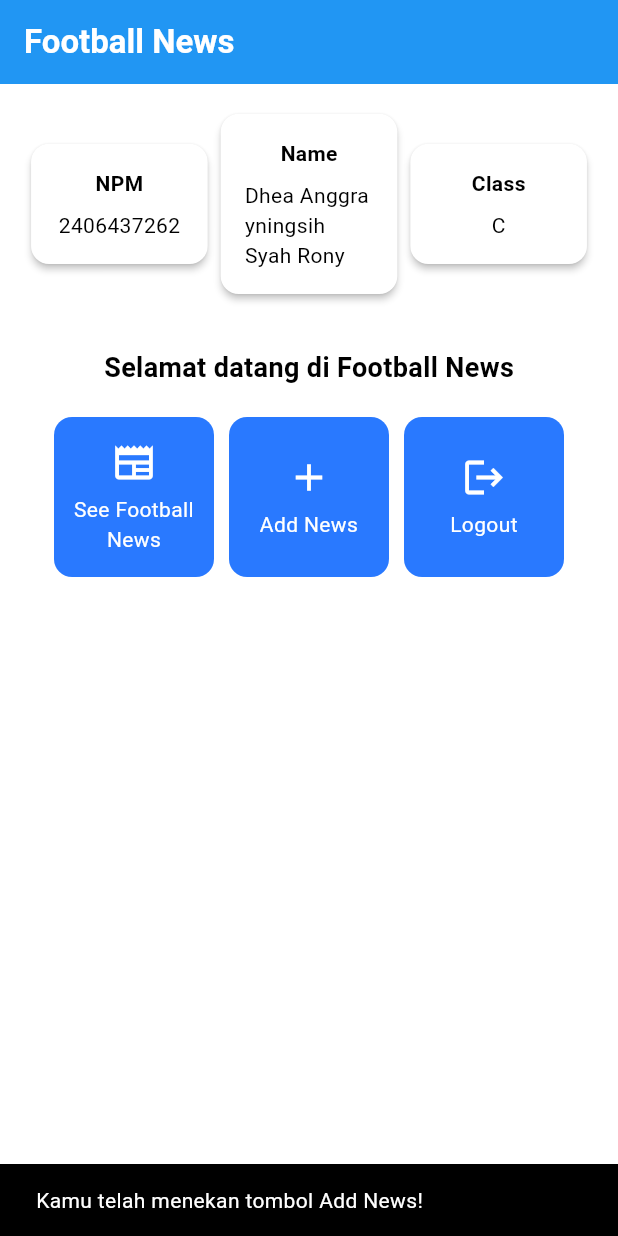
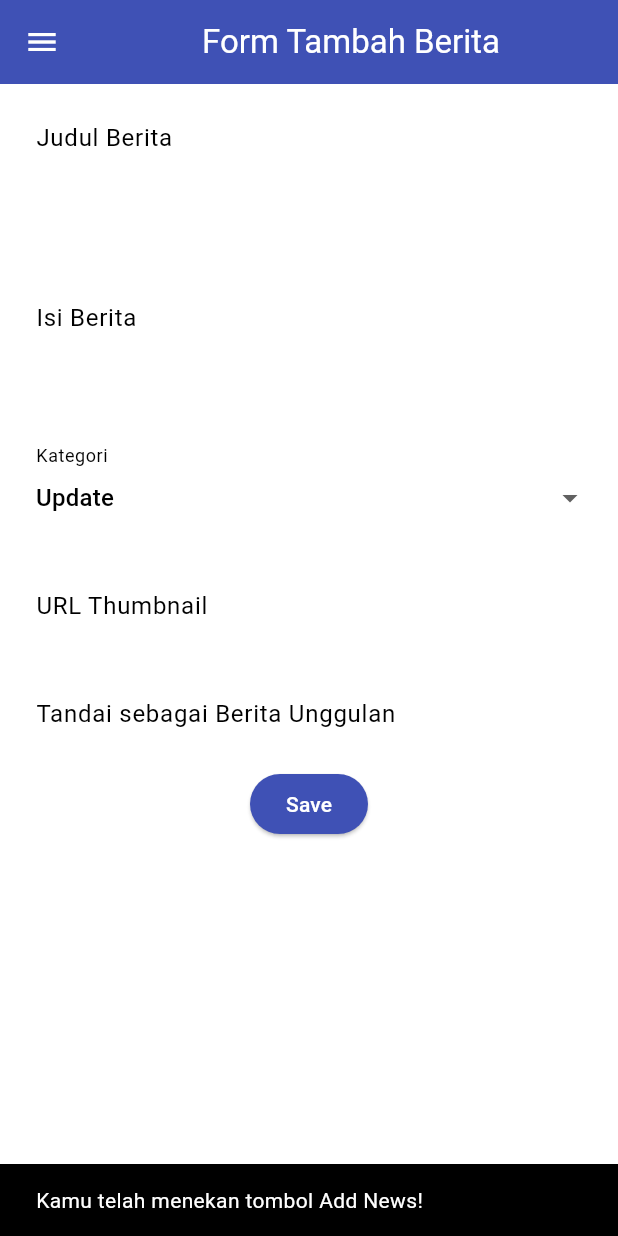
Before and after one commit to dheaasr/football-news-mobile, a Flutter app: the screen it shows after launch, after a tap on "Add News", on a phone screen of 412 x 824 dp. Run offline on Flutter 3.47's test engine with Material 3 defaults, Android fonts, the phone set to English and light mode, and no system bars.

Commit message:
Tutorial 7: Flutter Navigations

```diff
--- a/lib/main.dart
+++ b/lib/main.dart
@@ -1,5 +1,5 @@
 import 'package:flutter/material.dart';
-import 'package:football_news/menu.dart';
+import 'package:football_news/screens/menu.dart';
 
 void main() {
   runApp(const MyApp());
--- a/lib/menu.dart
+++ b/lib/screens/menu.dart
@@ -1,4 +1,6 @@
 import 'package:flutter/material.dart';
+import 'package:football_news/widgets/left_drawer.dart';
+import 'package:football_news/widgets/news_card.dart';
 
 class MyHomePage extends StatelessWidget {
     MyHomePage({super.key});
@@ -31,6 +33,7 @@ class MyHomePage extends StatelessWidget {
         backgroundColor: Theme.of(context).colorScheme.primary,
       ),
       // Body halaman dengan padding di sekelilingnya.
+      drawer: LeftDrawer(),
 
 
       body: Padding(
@@ -139,58 +142,3 @@ class ItemHomepage {
 
  ItemHomepage(this.name, this.icon);
 }
-
-
-class ItemCard extends StatelessWidget {
-  // Menampilkan kartu dengan ikon dan nama.
-
-  final ItemHomepage item;
-
-  const ItemCard(this.item, {super.key});
-
-  @override
-  Widget build(BuildContext context) {
-    return Material(
-      // Menentukan warna latar belakang dari tema aplikasi.
-      color: Theme.of(context).colorScheme.secondary,
-      // Membuat sudut kartu melengkung.
-      borderRadius: BorderRadius.circular(12),
-
-      child: InkWell(
-        // Aksi ketika kartu ditekan.
-        onTap: () {
-          // Menampilkan pesan SnackBar saat kartu ditekan.
-          ScaffoldMessenger.of(context)
-            ..hideCurrentSnackBar()
-            ..showSnackBar(
-              SnackBar(content: Text("Kamu telah menekan tombol ${item.name}!"))
-            );
-        },
-        // Container untuk menyimpan Icon dan Text
-        child: Container(
-          padding: const EdgeInsets.all(8),
-          child: Center(
-            child: Column(
-              // Menyusun ikon dan teks di tengah kartu.
-              mainAxisAlignment: MainAxisAlignment.center,
-              children: [
-                Icon(
-                  item.icon,
-                  color: Colors.white,
-                  size: 30.0,
-                ),
-                const Padding(padding: EdgeInsets.all(3)),
-                Text(
-                  item.name,
-                  textAlign: TextAlign.center,
-                  style: const TextStyle(color: Colors.white),
-                ),
-              ],
-            ),
-          ),
-        ),
-      ),
-    );
-  }
-
-}
--- /dev/null
+++ b/lib/screens/newslist_form.dart
@@ -0,0 +1,210 @@
+import 'package:flutter/material.dart';
+import 'package:football_news/widgets/left_drawer.dart';
+
+class NewsFormPage extends StatefulWidget {
+    const NewsFormPage({super.key});
+
+    @override
+    State<NewsFormPage> createState() => _NewsFormPageState();
+}
+
+class _NewsFormPageState extends State<NewsFormPage> {
+    final _formKey = GlobalKey<FormState>();
+    String _title = "";
+    String _content = "";
+    String _category = "update"; // default
+    String _thumbnail = "";
+    bool _isFeatured = false; // default
+
+    final List<String> _categories = [
+      'transfer',
+      'update',
+      'exclusive',
+      'match',
+      'rumor',
+      'analysis',
+    ];
+
+    @override
+    Widget build(BuildContext context) {
+        return Scaffold(
+          appBar: AppBar(
+            title: const Center(
+              child: Text(
+                'Form Tambah Berita',
+              ),
+            ),
+            backgroundColor: Colors.indigo,
+            foregroundColor: Colors.white,
+          ),
+          drawer: LeftDrawer(),
+          body: Form(
+            key: _formKey,
+            child: SingleChildScrollView(
+              child: Column(
+                crossAxisAlignment: CrossAxisAlignment.start,
+                children:[
+                  // === Title ===
+                  Padding(
+                    padding: const EdgeInsets.all(8.0),
+                    child: TextFormField(
+                      decoration: InputDecoration(
+                        hintText: "Judul Berita",
+                        labelText: "Judul Berita",
+                        border: OutlineInputBorder(
+                          borderRadius: BorderRadius.circular(5.0),
+                        ),
+                      ),
+                      onChanged: (String? value) {
+                        setState(() {
+                          _title = value!;
+                        });
+                      },
+                      validator: (String? value) {
+                        if (value == null || value.isEmpty) {
+                          return "Judul tidak boleh kosong!";
+                        }
+                        return null;
+                      },
+                    ),
+                  ),
+                  Padding(
+                    padding: const EdgeInsets.all(8.0),
+                    child: TextFormField(
+                      maxLines: 5,
+                      decoration: InputDecoration(
+                        hintText: "Isi Berita",
+                        labelText: "Isi Berita",
+                        border: OutlineInputBorder(
+                          borderRadius: BorderRadius.circular(5.0),
+                        ),
+                      ),
+                      onChanged: (String? value) {
+                        setState(() {
+                          _content = value!;
+                        });
+                      },
+                      validator: (String? value) {
+                        if (value == null || value.isEmpty) {
+                          return "Isi berita tidak boleh kosong!";
+                        }
+                        return null;
+                      },
+                    ),
+                  ),
+
+                  // === Category ===
+                  Padding(
+                    padding: const EdgeInsets.all(8.0),
+                    child: DropdownButtonFormField<String>(
+                      decoration: InputDecoration(
+                        labelText: "Kategori",
+                        border: OutlineInputBorder(
+                          borderRadius: BorderRadius.circular(5.0),
+                        ),
+                      ),
+                      value: _category,
+                      items: _categories
+                          .map((cat) => DropdownMenuItem(
+                                value: cat,
+                                child: Text(
+                                    cat[0].toUpperCase() + cat.substring(1)),
+                              ))
+                          .toList(),
+                      onChanged: (String? newValue) {
+                        setState(() {
+                          _category = newValue!;
+                        });
+                      },
+                    ),
+                  ),
+
+                  // === Thumbnail URL ===
+                  Padding(
+                    padding: const EdgeInsets.all(8.0),
+                    child: TextFormField(
+                      decoration: InputDecoration(
+                        hintText: "URL Thumbnail (opsional)",
+                        labelText: "URL Thumbnail",
+                        border: OutlineInputBorder(
+                          borderRadius: BorderRadius.circular(5.0),
+                        ),
+                      ),
+                      onChanged: (String? value) {
+                        setState(() {
+                          _thumbnail = value!;
+                        });
+                      },
+                    ),
+                  ),
+
+                  // === Is Featured ===
+                  Padding(
+                    padding: const EdgeInsets.all(8.0),
+                    child: SwitchListTile(
+                      title: const Text("Tandai sebagai Berita Unggulan"),
+                      value: _isFeatured,
+                      onChanged: (bool value) {
+                        setState(() {
+                          _isFeatured = value;
+                        });
+                      },
+                    ),
+                  ),
+                  // === Tombol Simpan ===
+                  Align(
+                    alignment: Alignment.bottomCenter,
+                    child: ElevatedButton(
+                      style: ButtonStyle(
+                        backgroundColor:
+                            MaterialStateProperty.all(Colors.indigo),
+                      ),
+                      onPressed: () {
+                        if (_formKey.currentState!.validate()) {
+                          showDialog(
+                            context: context,
+                            builder: (context) {
+                              return AlertDialog(
+                                title: const Text('Produk berhasil tersimpan'),
+                                content: SingleChildScrollView(
+                                  child: Column(
+                                    crossAxisAlignment:
+                                        CrossAxisAlignment.start,
+                                    children: [
+                                      Text('Judul: $_title'),
+                                        Text('Isi: $_content'),
+                                        Text('Kategori: $_category'),
+                                        Text('Thumbnail: $_thumbnail'),
+                                        Text(
+                                            'Unggulan: ${_isFeatured ? "Ya" : "Tidak"}'),
+                                    ],
+                                  ),
+                                ),
+                                actions: [
+                                  TextButton(
+                                    child: const Text('OK'),
+                                    onPressed: () {
+                                      Navigator.pop(context);
+                                      _formKey.currentState!.reset();
+                                    },
+                                  ),
+                                ],
+                              );
+                            },
+                          );
+
+                        }
+                      },
+                      child: const Text(
+                        "Save",
+                        style: TextStyle(color: Colors.white),
+                      ),
+                    ),
+                  ),
+                ],
+              ),
+            ),
+          ),
+        );
+    }
+}
--- /dev/null
+++ b/lib/widgets/left_drawer.dart
@@ -0,0 +1,67 @@
+import 'package:flutter/material.dart';
+import 'package:football_news/screens/menu.dart';
+import 'package:football_news/screens/newslist_form.dart';
+
+class LeftDrawer extends StatelessWidget {
+  const LeftDrawer({super.key});
+
+  @override
+  Widget build(BuildContext context) {
+    return Drawer(
+      child: ListView(
+        children: [
+          const DrawerHeader(
+            decoration: BoxDecoration(
+              color: Colors.blue,
+            ),
+            child: Column(
+              children: [
+                Text(
+                  'Football News',
+                  textAlign: TextAlign.center,
+                  style: TextStyle(
+                    fontSize: 30,
+                    fontWeight: FontWeight.bold,
+                    color: Colors.white,
+                  ),
+                ),
+                Padding(padding: EdgeInsets.all(10)),
+                Text("Seluruh berita sepak bola terkini di sini!",
+                  textAlign: TextAlign.center,
+                  style: TextStyle(
+                    fontSize: 15,
+                    fontWeight: FontWeight.normal,
+                    color: Colors.white,
+                  ),
+                ),
+              ],
+            ),
+          ),
+          ListTile(
+            leading: const Icon(Icons.home_outlined),
+            title: const Text('Home'),
+            // Bagian redirection ke MyHomePage
+            onTap: () {
+              Navigator.pushReplacement(
+                  context,
+                  MaterialPageRoute(
+                    builder: (context) => MyHomePage(),
+                  ));
+            },
+          ),
+          ListTile(
+            leading: const Icon(Icons.post_add),
+            title: const Text('Add News'),
+            // Bagian redirection ke NewsFormPage
+            onTap: () {
+              Navigator.push(
+              context,
+              MaterialPageRoute(builder: (context) => NewsFormPage()),
+              );
+            },
+          ),
+        ],
+      ),
+    );
+  }
+}
--- /dev/null
+++ b/lib/widgets/news_card.dart
@@ -0,0 +1,63 @@
+import 'package:flutter/material.dart';
+import 'package:football_news/screens/menu.dart';
+import 'package:football_news/screens/newslist_form.dart';
+
+class ItemCard extends StatelessWidget {
+  // Menampilkan kartu dengan ikon dan nama.
+
+  final ItemHomepage item;
+
+  const ItemCard(this.item, {super.key});
+
+  @override
+  Widget build(BuildContext context) {
+    return Material(
+      // Menentukan warna latar belakang dari tema aplikasi.
+      color: Theme.of(context).colorScheme.secondary,
+      // Membuat sudut kartu melengkung.
+      borderRadius: BorderRadius.circular(12),
+
+      child: InkWell(
+        // Aksi ketika kartu ditekan.
+        onTap: () {
+          // Menampilkan pesan SnackBar saat kartu ditekan.
+          ScaffoldMessenger.of(context)
+            ..hideCurrentSnackBar()
+            ..showSnackBar(
+              SnackBar(content: Text("Kamu telah menekan tombol ${item.name}!"))
+            );
+          if (item.name == "Add News") {
+            Navigator.push(
+              context,
+              MaterialPageRoute(builder: (context) => NewsFormPage()),
+            );
+          }
+        },
+        // Container untuk menyimpan Icon dan Text
+        child: Container(
+          padding: const EdgeInsets.all(8),
+          child: Center(
+            child: Column(
+              // Menyusun ikon dan teks di tengah kartu.
+              mainAxisAlignment: MainAxisAlignment.center,
+              children: [
+                Icon(
+                  item.icon,
+                  color: Colors.white,
+                  size: 30.0,
+                ),
+                const Padding(padding: EdgeInsets.all(3)),
+                Text(
+                  item.name,
+                  textAlign: TextAlign.center,
+                  style: const TextStyle(color: Colors.white),
+                ),
+              ],
+            ),
+          ),
+        ),
+      ),
+    );
+  }
+
+}
```
